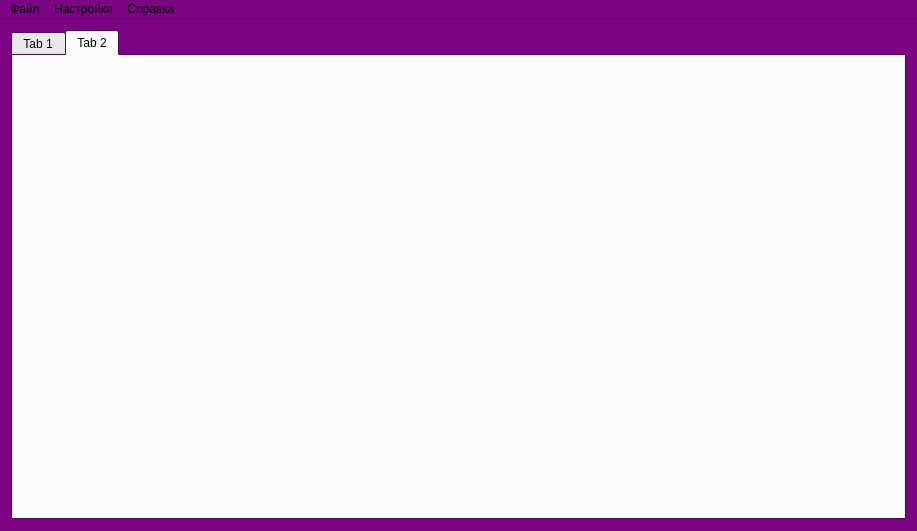
Qt form mainwindow.ui (Naursul/Norm) before a commit.
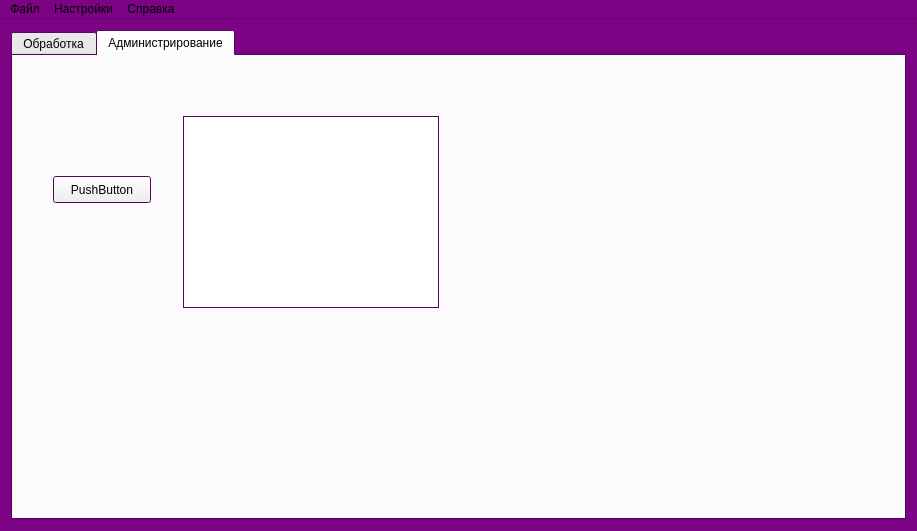
The same form after that commit. The open tabs and pages were chosen to show the change.

Commit message: Реализована загрузка вкладок в соответствии со статусом пользователя (user/admin)

The edit to the form file:
```diff
--- a/mainwindow.ui
+++ b/mainwindow.ui
@@ -55,11 +55,14 @@
     <item>
      <widget class="QTabWidget" name="tabWidget">
       <property name="currentIndex">
-       <number>0</number>
+       <number>1</number>
+      </property>
+      <property name="elideMode">
+       <enum>Qt::ElideNone</enum>
       </property>
       <widget class="QWidget" name="tab">
        <attribute name="title">
-        <string>Tab 1</string>
+        <string>Обработка</string>
        </attribute>
        <layout class="QHBoxLayout" name="horizontalLayout_2">
         <item>
@@ -200,9 +203,35 @@
        </layout>
       </widget>
       <widget class="QWidget" name="tab_2">
+       <property name="enabled">
+        <bool>true</bool>
+       </property>
        <attribute name="title">
-        <string>Tab 2</string>
+        <string>Администрирование</string>
        </attribute>
+       <widget class="QListWidget" name="listWidget">
+        <property name="geometry">
+         <rect>
+          <x>170</x>
+          <y>60</y>
+          <width>256</width>
+          <height>192</height>
+         </rect>
+        </property>
+       </widget>
+       <widget class="QPushButton" name="pushButton_3">
+        <property name="geometry">
+         <rect>
+          <x>40</x>
+          <y>120</y>
+          <width>98</width>
+          <height>27</height>
+         </rect>
+        </property>
+        <property name="text">
+         <string>PushButton</string>
+        </property>
+       </widget>
       </widget>
      </widget>
     </item>
```
The commit also changes 2 other files.
